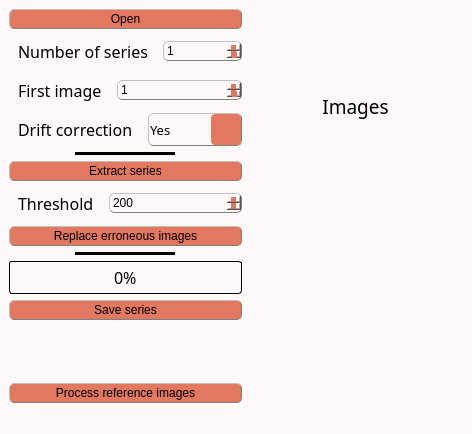
The window that inichord/Extract_Mosaic.ui (Cyril-Langlois/iniCHORD) describes before a commit, drawn with Qt 5.
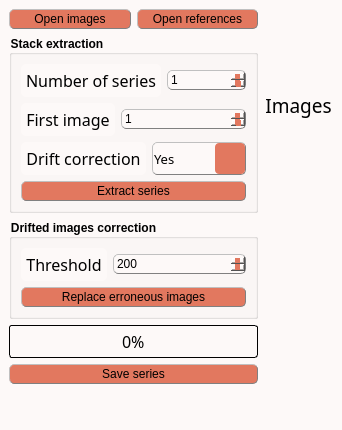
The same window after the commit. Icons and pictures are not drawn. Custom widgets are drawn as their Qt base class.

```diff
--- a/inichord/Extract_Mosaic.ui
+++ b/inichord/Extract_Mosaic.ui
@@ -9,8 +9,8 @@
    <rect>
     <x>0</x>
     <y>0</y>
-    <width>472</width>
-    <height>434</height>
+    <width>339</width>
+    <height>430</height>
    </rect>
   </property>
   <property name="sizePolicy">
@@ -48,13 +48,13 @@
 QLabel, QPushButton, QPushButton:hover, QCheckBox, QComboBox, Line, QTextEdit, QSpinBox {color: rgb(0, 0, 0)}
 
 /* style des bordures 1 */
-QLabel, QPushButton, QPushButton:hover, QCheckBox, QComboBox, QSpinBox  {
+QLabel, QPushButton, QPushButton:hover, QComboBox, QSpinBox  {
 	border-style : outset;
 	min-width : 5em;
 }
 
 /* style des bordures 2 */
-QPushButton, QPushButton:hover, QCheckBox, QComboBox, QSpinBox  {
+QPushButton, QPushButton:hover, QComboBox, QSpinBox  {
 	border-radius: 5px;
 	border-width: 1px;
 	border-color: gray;
@@ -72,12 +72,6 @@
 /* Padding 2 */
 QPushButton, QPushButton:hover, QCheckBox {padding : 2px;}
 
-/* Gestion taille des QCheckBoxes */
-QCheckBox::indicator:unchecked, QCheckBox::indicator:unchecked:hover, QCheckBox::indicator:checked, QCheckBox::indicator:checked:hover  {
-	width :15px;
-	height : 15px;
-}
-
 QLabel {
 	Border-radius : 5px;
 	border-width : 0px;
@@ -174,6 +168,10 @@
     height: 30px;
     margin: -10px 0; /* handle is placed by default on the contents rect of the groove. Expand outside the groove */
     border-radius: 3px;
+}
+
+QGroupBox {
+    font-weight: bold;
 }</string>
   </property>
   <property name="toolButtonStyle">
@@ -186,12 +184,14 @@
    <property name="styleSheet">
     <string notr="true"/>
    </property>
-   <layout class="QHBoxLayout" name="horizontalLayout_6">
+   <layout class="QHBoxLayout" name="horizontalLayout_7">
     <item>
      <layout class="QHBoxLayout" name="horizontalLayout_5">
       <item>
        <layout class="QVBoxLayout" name="verticalLayout_2">
         <item>
+         <layout class="QHBoxLayout" name="horizontalLayout_6">
+          <item>
          <widget class="QPushButton" name="OpenData">
           <property name="sizePolicy">
            <sizepolicy hsizetype="Preferred" vsizetype="Fixed">
@@ -200,7 +200,7 @@
            </sizepolicy>
           </property>
           <property name="text">
-           <string>Open</string>
+             <string>Open images</string>
           </property>
           <property name="icon">
            <iconset>
@@ -209,6 +209,24 @@
          </widget>
         </item>
         <item>
+           <widget class="QPushButton" name="ProcessRef_bttn">
+            <property name="toolTip">
+             <string>&lt;html&gt;&lt;head/&gt;&lt;body&gt;&lt;p&gt;Select the images references only&lt;/p&gt;&lt;/body&gt;&lt;/html&gt;</string>
+            </property>
+            <property name="text">
+             <string>Open references</string>
+            </property>
+           </widget>
+          </item>
+         </layout>
+        </item>
+        <item>
+         <widget class="QGroupBox" name="groupBox">
+          <property name="title">
+           <string>Stack extraction</string>
+          </property>
+          <layout class="QVBoxLayout" name="verticalLayout_3">
+           <item>
          <layout class="QHBoxLayout" name="horizontalLayout">
           <item>
            <widget class="QLabel" name="XYbin_label_">
@@ -243,6 +261,9 @@
             <property name="text">
              <string>Number of series</string>
             </property>
+               <property name="alignment">
+                <set>Qt::AlignCenter</set>
+               </property>
            </widget>
           </item>
           <item>
@@ -307,6 +328,9 @@
             <property name="text">
              <string>First image</string>
             </property>
+               <property name="alignment">
+                <set>Qt::AlignCenter</set>
+               </property>
            </widget>
           </item>
           <item>
@@ -371,6 +395,9 @@
             <property name="text">
              <string>Drift correction</string>
             </property>
+               <property name="alignment">
+                <set>Qt::AlignCenter</set>
+               </property>
            </widget>
           </item>
           <item>
@@ -413,34 +440,6 @@
           </item>
          </layout>
         </item>
-        <item alignment="Qt::AlignHCenter">
-         <widget class="Line" name="line1">
-          <property name="sizePolicy">
-           <sizepolicy hsizetype="Fixed" vsizetype="Fixed">
-            <horstretch>0</horstretch>
-            <verstretch>0</verstretch>
-           </sizepolicy>
-          </property>
-          <property name="minimumSize">
-           <size>
-            <width>100</width>
-            <height>0</height>
-           </size>
-          </property>
-          <property name="frameShadow">
-           <enum>QFrame::Plain</enum>
-          </property>
-          <property name="lineWidth">
-           <number>5</number>
-          </property>
-          <property name="midLineWidth">
-           <number>5</number>
-          </property>
-          <property name="orientation">
-           <enum>Qt::Horizontal</enum>
-          </property>
-         </widget>
-        </item>
         <item>
          <widget class="QPushButton" name="Xtract_series">
           <property name="text">
@@ -452,6 +451,15 @@
           </property>
          </widget>
         </item>
+          </layout>
+         </widget>
+        </item>
+        <item>
+         <widget class="QGroupBox" name="groupBox_2">
+          <property name="title">
+           <string>Drifted images correction</string>
+          </property>
+          <layout class="QVBoxLayout" name="verticalLayout_4">
         <item>
          <layout class="QHBoxLayout" name="horizontalLayout_4">
           <item>
@@ -487,6 +495,9 @@
             <property name="text">
              <string>Threshold</string>
             </property>
+               <property name="alignment">
+                <set>Qt::AlignCenter</set>
+               </property>
            </widget>
           </item>
           <item>
@@ -530,32 +541,7 @@
           </property>
          </widget>
         </item>
-        <item alignment="Qt::AlignHCenter">
-         <widget class="Line" name="line1_2">
-          <property name="sizePolicy">
-           <sizepolicy hsizetype="Fixed" vsizetype="Fixed">
-            <horstretch>0</horstretch>
-            <verstretch>0</verstretch>
-           </sizepolicy>
-          </property>
-          <property name="minimumSize">
-           <size>
-            <width>100</width>
-            <height>0</height>
-           </size>
-          </property>
-          <property name="frameShadow">
-           <enum>QFrame::Plain</enum>
-          </property>
-          <property name="lineWidth">
-           <number>5</number>
-          </property>
-          <property name="midLineWidth">
-           <number>5</number>
-          </property>
-          <property name="orientation">
-           <enum>Qt::Horizontal</enum>
-          </property>
+          </layout>
          </widget>
         </item>
         <item>
@@ -613,13 +599,6 @@
           </property>
          </spacer>
         </item>
-        <item>
-         <widget class="QPushButton" name="ProcessRef_bttn">
-          <property name="text">
-           <string>Process reference images</string>
-          </property>
-         </widget>
-        </item>
        </layout>
       </item>
       <item>
```
Left out of the diff: 22 changed lines with no effect on the pictures. Lines whose indentation alone changed are shown as unchanged.
